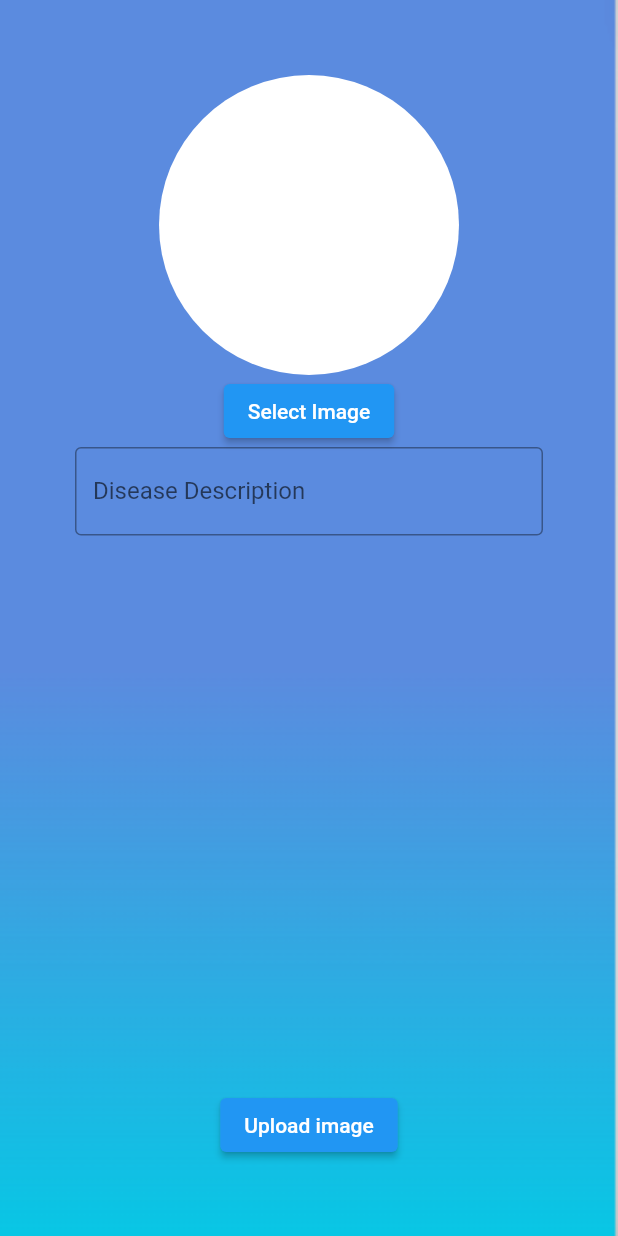
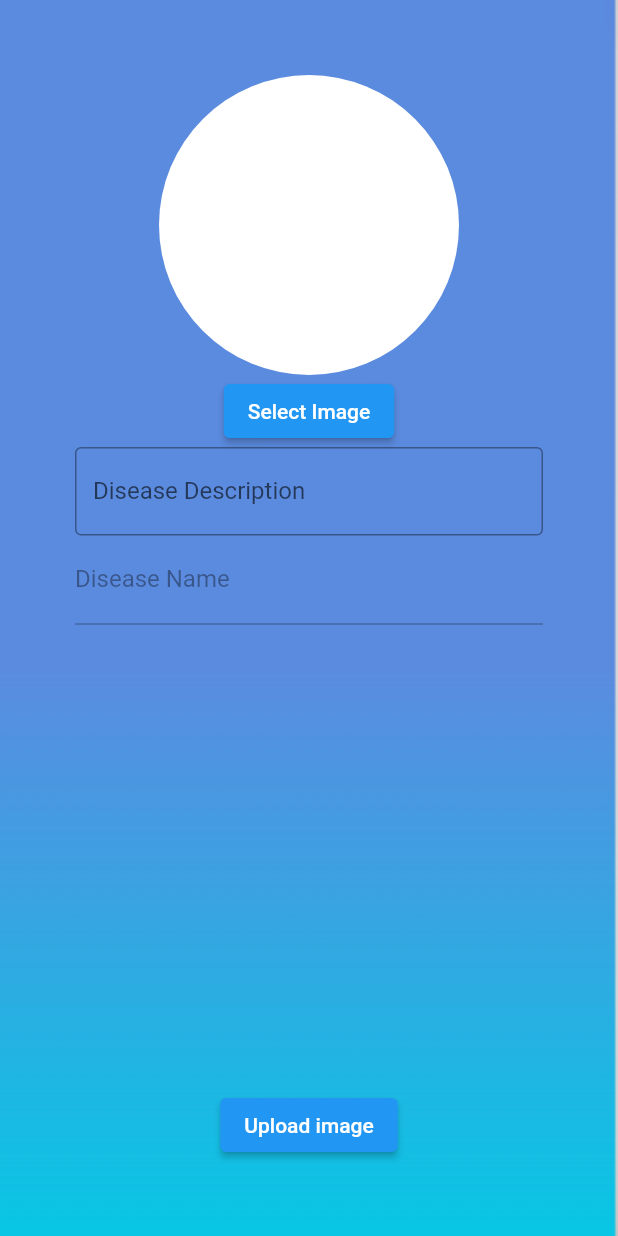
Before and after one commit to BasharAlQudah/Mobile_app_gp2, a Flutter app: the HomePage screen opened by its route, on a phone screen of 412 x 824 dp. Run offline on Flutter 3.47's test engine with Material 2 defaults, Android fonts, the phone set to English and light mode, and no system bars; our stand-ins replace audioplayers, cloud_firestore, firebase_auth, firebase_core, firebase_storage, google_fonts and 1 more; accounts and stored records are empty.

Commit message:
added description feild

```diff
--- a/gp2_Mobile_app/lib/homePage.dart
+++ b/gp2_Mobile_app/lib/homePage.dart
@@ -71,9 +71,6 @@ class _HomePageState extends State<HomePage> {
     } catch (e) {
       print("Error saving image URL and description: $e");
     }
-    setState(() {
-      _image = null;
-    });
   }
 
   @override
@@ -134,7 +131,9 @@ class _HomePageState extends State<HomePage> {
                       child: const Expanded(child: Text("Select Image")),
                     ),
                     Expanded(
-                      child: TextField(
+                      child: Column(
+                        children: [
+                          TextField(
                             focusNode: null,
                             autofocus: false,
                             controller: _textEditingController,
@@ -143,16 +142,29 @@ class _HomePageState extends State<HomePage> {
                               border: OutlineInputBorder(),
                             ),
                           ),
+                          Expanded(
+                            child: TextFormField(
+                              enabled: false,
+                              decoration: const InputDecoration(
+                                labelText: "Disease Name ",
+                              ),
+                            ),
+                          ),
+                        ],
+                      ),
                     ),
                     ElevatedButton(
                       onPressed: () async {
                         Navigator.of(context).pop();
                         await _uploadImageToFirebase();
+                        setState(() {
+                          _image = null;
+                        });
                       },
                       child: const Expanded(
                         child: Text('Upload image'),
                       ),
-                    )
+                    ),
                   ],
                 ),
               ],
```
Lines whose indentation alone changed are shown as unchanged.
